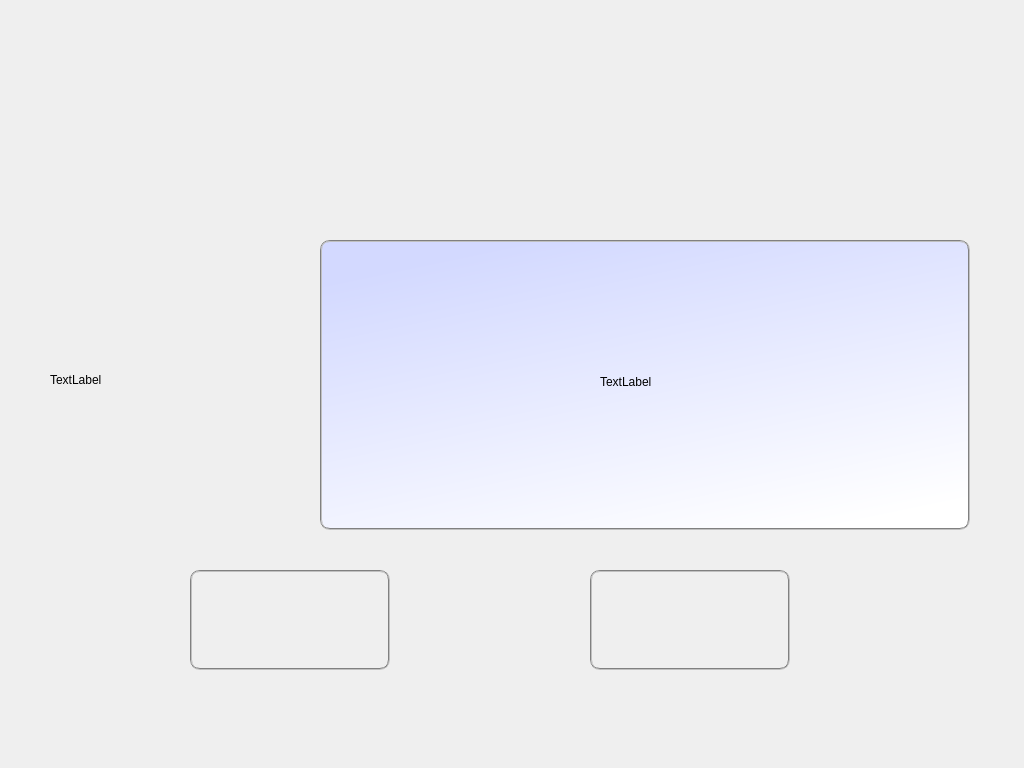
Qt form VehicleManagement/VehicleManage/vehicleinfodialog.ui (maanjun/IVM) before a commit.
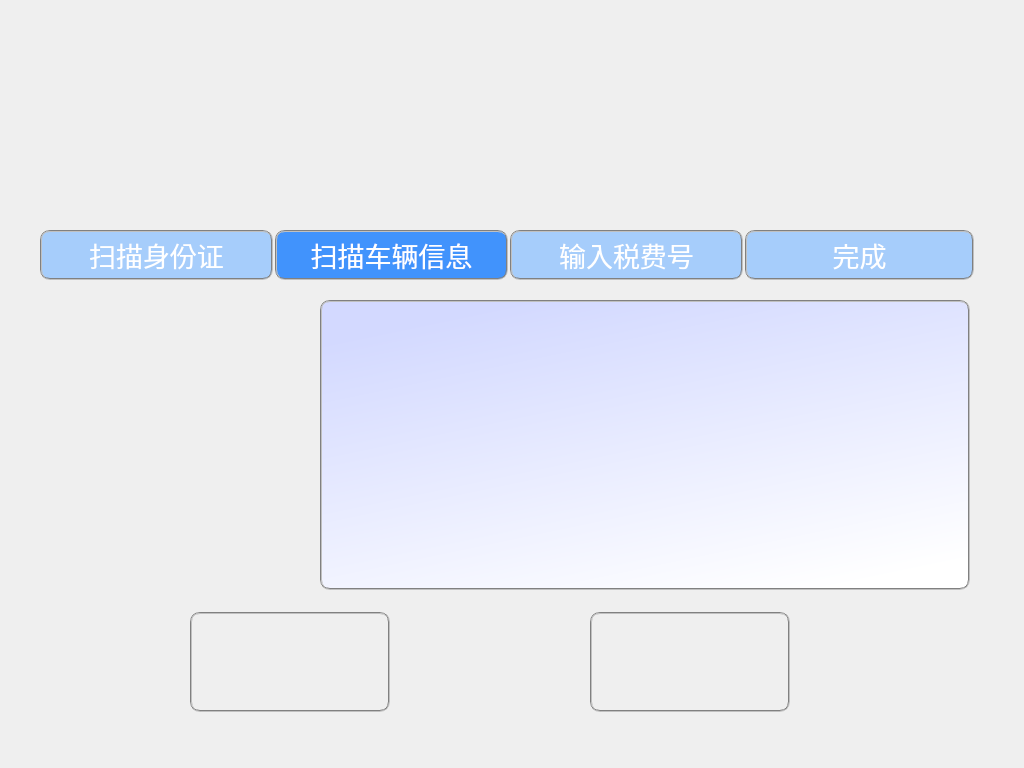
The same form after that commit. Icons and pictures are not drawn.

Diff of the .ui file:
```diff
--- a/VehicleManagement/VehicleManage/vehicleinfodialog.ui
+++ b/VehicleManagement/VehicleManage/vehicleinfodialog.ui
@@ -17,7 +17,7 @@
    <property name="geometry">
     <rect>
      <x>590</x>
-     <y>570</y>
+     <y>612</y>
      <width>200</width>
      <height>100</height>
     </rect>
@@ -39,7 +39,7 @@
    <property name="geometry">
     <rect>
      <x>190</x>
-     <y>570</y>
+     <y>612</y>
      <width>200</width>
      <height>100</height>
     </rect>
@@ -62,20 +62,20 @@
    <property name="geometry">
     <rect>
      <x>50</x>
-     <y>280</y>
+     <y>340</y>
      <width>200</width>
      <height>200</height>
     </rect>
    </property>
    <property name="text">
-    <string>TextLabel</string>
+    <string/>
    </property>
   </widget>
   <widget class="QTextBrowser" name="textBrowser">
    <property name="geometry">
     <rect>
      <x>320</x>
-     <y>240</y>
+     <y>300</y>
      <width>650</width>
      <height>290</height>
     </rect>
@@ -96,7 +96,7 @@
    <property name="geometry">
     <rect>
      <x>600</x>
-     <y>320</y>
+     <y>380</y>
      <width>124</width>
      <height>124</height>
     </rect>
@@ -105,7 +105,103 @@
     <string notr="true">border-image: url(:/Resources/Images/loading.gif);</string>
    </property>
    <property name="text">
-    <string>TextLabel</string>
+    <string/>
+   </property>
+  </widget>
+  <widget class="QPushButton" name="pushButton_2">
+   <property name="geometry">
+    <rect>
+     <x>275</x>
+     <y>230</y>
+     <width>233</width>
+     <height>50</height>
+    </rect>
+   </property>
+   <property name="font">
+    <font>
+     <family>黑体</family>
+     <pointsize>20</pointsize>
+    </font>
+   </property>
+   <property name="styleSheet">
+    <string notr="true">border:2px groove gray;border-radius:10px;padding:2px 4px;
+color: rgb(255, 255, 255);
+background-color: rgb(65, 147, 252);</string>
+   </property>
+   <property name="text">
+    <string>扫描车辆信息</string>
+   </property>
+  </widget>
+  <widget class="QPushButton" name="pushButton">
+   <property name="geometry">
+    <rect>
+     <x>40</x>
+     <y>230</y>
+     <width>233</width>
+     <height>50</height>
+    </rect>
+   </property>
+   <property name="font">
+    <font>
+     <family>黑体</family>
+     <pointsize>20</pointsize>
+    </font>
+   </property>
+   <property name="styleSheet">
+    <string notr="true">border:2px groove gray;border-radius:10px;padding:2px 4px;
+color: rgb(255, 255, 255);
+background-color: rgb(166, 205, 251);</string>
+   </property>
+   <property name="text">
+    <string>扫描身份证</string>
+   </property>
+  </widget>
+  <widget class="QPushButton" name="pushButton_3">
+   <property name="geometry">
+    <rect>
+     <x>510</x>
+     <y>230</y>
+     <width>233</width>
+     <height>50</height>
+    </rect>
+   </property>
+   <property name="font">
+    <font>
+     <family>黑体</family>
+     <pointsize>20</pointsize>
+    </font>
+   </property>
+   <property name="styleSheet">
+    <string notr="true">border:2px groove gray;border-radius:10px;padding:2px 4px;
+color: rgb(255, 255, 255);
+background-color: rgb(166, 205, 251);</string>
+   </property>
+   <property name="text">
+    <string>输入税费号</string>
+   </property>
+  </widget>
+  <widget class="QPushButton" name="pushButton_4">
+   <property name="geometry">
+    <rect>
+     <x>745</x>
+     <y>230</y>
+     <width>229</width>
+     <height>50</height>
+    </rect>
+   </property>
+   <property name="font">
+    <font>
+     <family>黑体</family>
+     <pointsize>20</pointsize>
+    </font>
+   </property>
+   <property name="styleSheet">
+    <string notr="true">border:2px groove gray;border-radius:10px;padding:2px 4px;
+color: rgb(255, 255, 255);
+background-color: rgb(166, 205, 251);</string>
+   </property>
+   <property name="text">
+    <string>完成</string>
    </property>
   </widget>
  </widget>
```
